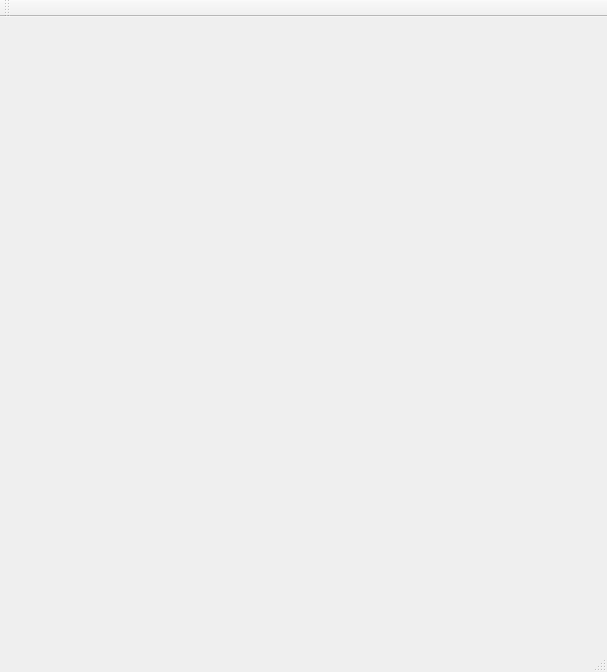
The window that qtCoding/testPicinPic/mainwindow.ui (rsadhu/work) describes before a commit, drawn with Qt 5.
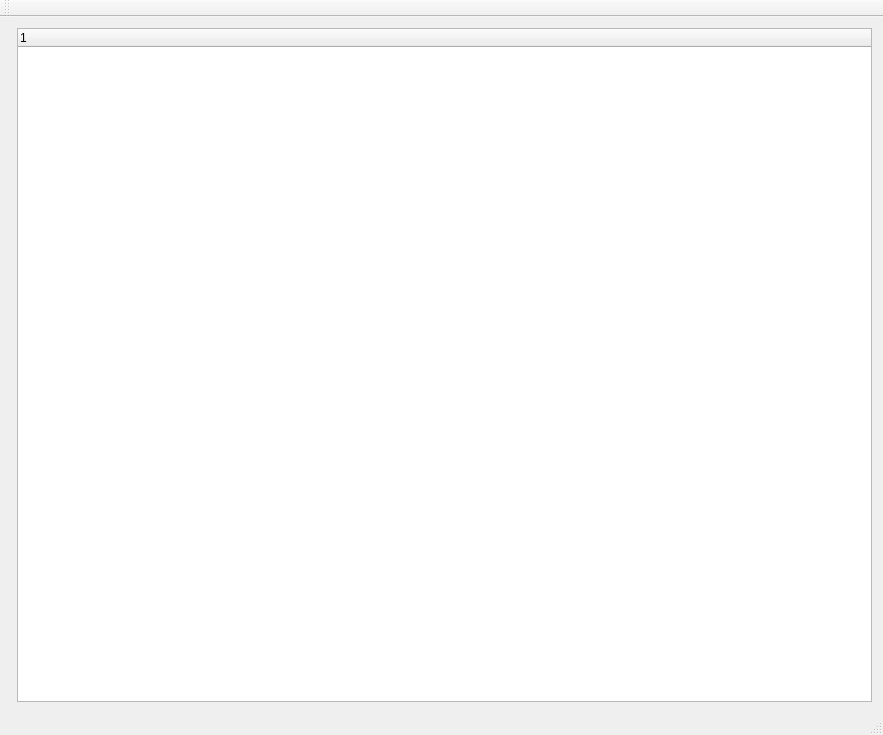
The same window after the commit.

Patch:
```diff
--- a/qtCoding/testPicinPic/mainwindow.ui
+++ b/qtCoding/testPicinPic/mainwindow.ui
@@ -6,14 +6,31 @@
    <rect>
     <x>0</x>
     <y>0</y>
-    <width>607</width>
-    <height>672</height>
+    <width>883</width>
+    <height>735</height>
    </rect>
   </property>
   <property name="windowTitle">
    <string>MainWindow</string>
   </property>
-  <widget class="QWidget" name="centralWidget"/>
+  <widget class="QWidget" name="centralWidget">
+   <layout class="QHBoxLayout" name="horizontalLayout">
+    <item>
+     <widget class="QWidget" name="widget" native="true">
+      <zorder>horizontalSpacer</zorder>
+     </widget>
+    </item>
+    <item>
+     <widget class="QTreeWidget" name="treeWidget">
+      <column>
+       <property name="text">
+        <string notr="true">1</string>
+       </property>
+      </column>
+     </widget>
+    </item>
+   </layout>
+  </widget>
   <widget class="QMenuBar" name="menuBar">
    <property name="geometry">
     <rect>
```
Left out of the diff: 2 changed lines with no effect on the pictures.
